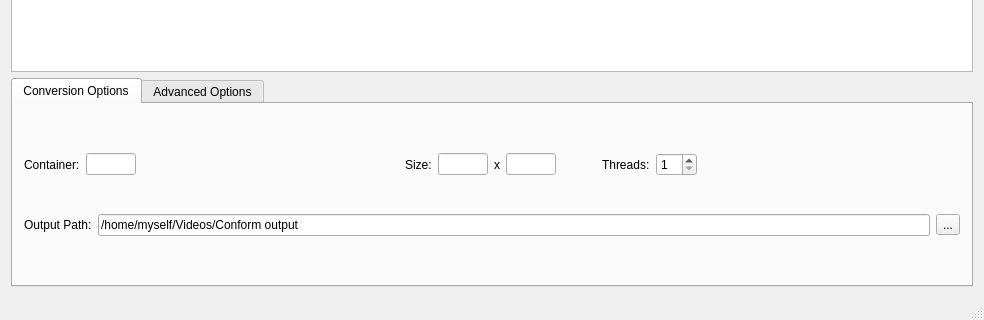
First picture: the form in mainwindow.ui, repository aborsim/Conform, before the edit; both pictures show x 0 to 984 and y 177 to 497 of the 984 by 497 pixel window.
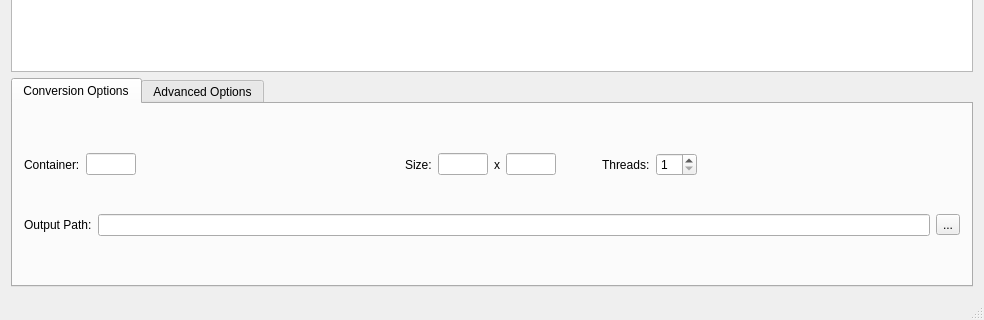
Second picture: the form after the edit. Icons and pictures are not drawn.

Commit message: Corrected leftover debug info and added a couple comments

```diff
--- a/mainwindow.ui
+++ b/mainwindow.ui
@@ -191,7 +191,7 @@
             <item>
              <widget class="QLineEdit" name="outputPath">
               <property name="text">
-               <string>/home/myself/Videos/Conform output</string>
+               <string/>
               </property>
              </widget>
             </item>
```
The commit also changes 2 other files.
